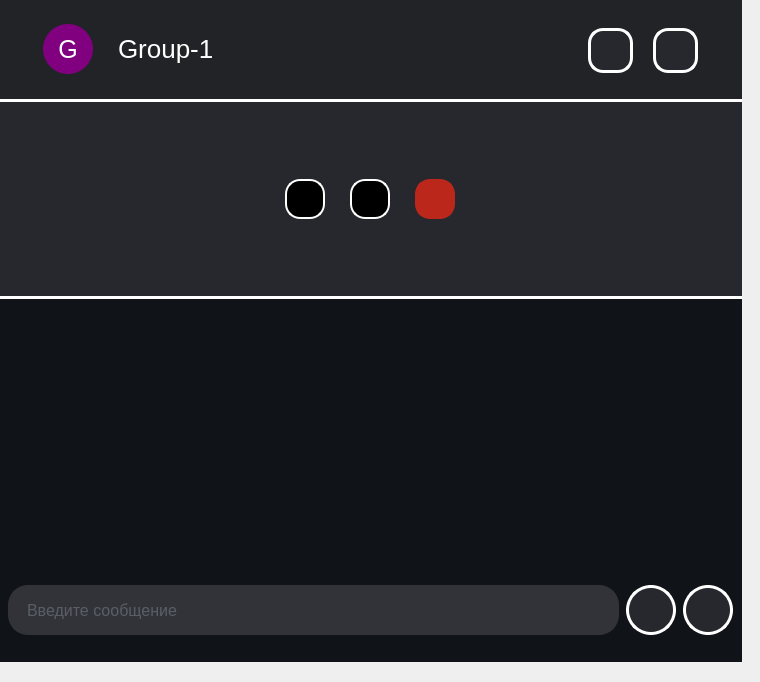
Before: the Qt Designer form Zcord/GUI/Group/Group.ui in DmitryGorny/Zcord, drawn with Qt 5.
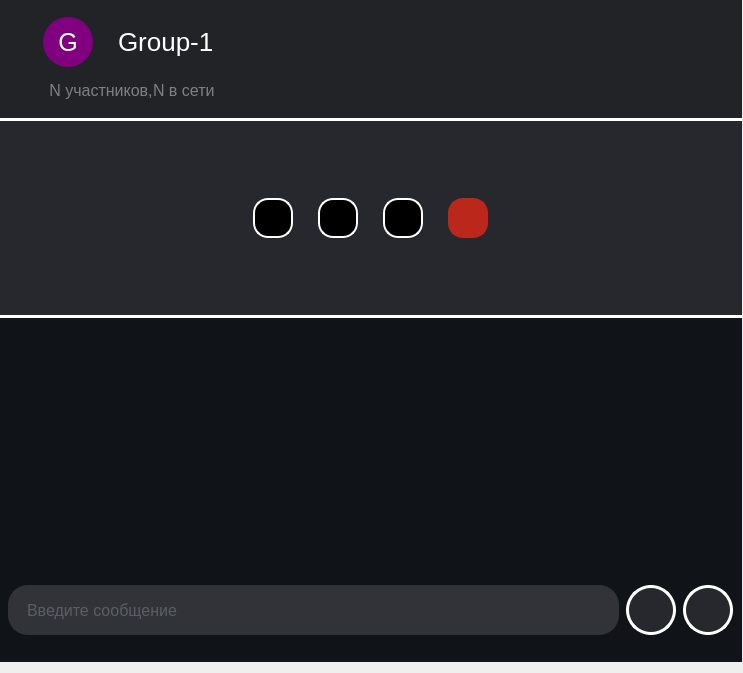
After: the same form once the commit is applied. Icons and pictures are not drawn.

Diff of the .ui file:
```diff
--- a/Zcord/GUI/Group/Group.ui
+++ b/Zcord/GUI/Group/Group.ui
@@ -6,8 +6,8 @@
    <rect>
     <x>0</x>
     <y>0</y>
-    <width>760</width>
-    <height>682</height>
+    <width>743</width>
+    <height>673</height>
    </rect>
   </property>
   <property name="windowTitle">
@@ -80,12 +80,39 @@
           <property name="rightMargin">
            <number>35</number>
           </property>
-          <item alignment="Qt::AlignLeft">
-           <widget class="QFrame" name="UserIconAndNickInChat">
-            <layout class="QHBoxLayout" name="LogoAndNickName">
+          <item>
+           <widget class="QFrame" name="verticalFrame">
+            <property name="sizePolicy">
+             <sizepolicy hsizetype="Fixed" vsizetype="Preferred">
+              <horstretch>0</horstretch>
+              <verstretch>0</verstretch>
+             </sizepolicy>
+            </property>
+            <layout class="QVBoxLayout" name="verticalLayout_3">
+             <property name="spacing">
+              <number>0</number>
+             </property>
+             <property name="leftMargin">
+              <number>0</number>
+             </property>
+             <property name="topMargin">
+              <number>0</number>
+             </property>
+             <property name="rightMargin">
+              <number>0</number>
+             </property>
+             <property name="bottomMargin">
+              <number>0</number>
+             </property>
+             <item>
+              <widget class="QFrame" name="UserIconAndNickInChat_2">
+               <layout class="QHBoxLayout" name="LogoAndNickName_2">
              <property name="spacing">
               <number>25</number>
              </property>
+                <property name="bottomMargin">
+                 <number>5</number>
+                </property>
              <item>
               <widget class="QPushButton" name="GroupIcon">
                <property name="sizePolicy">
@@ -139,6 +166,47 @@
            </widget>
           </item>
           <item>
+              <widget class="QFrame" name="horizontalFrame">
+               <layout class="QHBoxLayout" name="horizontalLayout_2">
+                <property name="spacing">
+                 <number>0</number>
+                </property>
+                <property name="leftMargin">
+                 <number>15</number>
+                </property>
+                <item>
+                 <widget class="QPushButton" name="members_number">
+                  <property name="cursor">
+                   <cursorShape>PointingHandCursor</cursorShape>
+                  </property>
+                  <property name="styleSheet">
+                   <string notr="true">font-size:16px;
+color:grey;
+border:none;</string>
+                  </property>
+                  <property name="text">
+                   <string>N участников,</string>
+                  </property>
+                 </widget>
+                </item>
+                <item>
+                 <widget class="QLabel" name="online_members_number">
+                  <property name="styleSheet">
+                   <string notr="true">font-size:16px;
+color:grey;</string>
+                  </property>
+                  <property name="text">
+                   <string>N в сети</string>
+                  </property>
+                 </widget>
+                </item>
+               </layout>
+              </widget>
+             </item>
+            </layout>
+           </widget>
+          </item>
+          <item alignment="Qt::AlignRight">
            <widget class="QFrame" name="horizontalFrame_2">
             <property name="maximumSize">
              <size>
@@ -163,7 +231,7 @@
             </property>
             <layout class="QHBoxLayout" name="horizontalLayout_5">
              <property name="spacing">
-              <number>20</number>
+              <number>10</number>
              </property>
              <item>
               <widget class="QPushButton" name="CallButton">
@@ -189,10 +257,10 @@
                 <cursorShape>PointingHandCursor</cursorShape>
                </property>
                <property name="styleSheet">
-                <string notr="true">background-color:rgba(38,40,45,255);
+                <string notr="true">
 border:none;
 border-radius:15%;
-border:3px solid white;</string>
+</string>
                </property>
                <property name="text">
                 <string/>
@@ -233,17 +301,61 @@
                 <cursorShape>PointingHandCursor</cursorShape>
                </property>
                <property name="styleSheet">
-                <string notr="true">background-color:rgba(38,40,45,255);
+                <string notr="true">
 border:none;
 border-radius:15%;
-border:3px solid white;</string>
+</string>
                </property>
                <property name="text">
                 <string/>
                </property>
                <property name="icon">
                 <iconset resource="../res-rec.qrc">
-                 <normaloff>:/icons/icon/info_46dp_FFFFFF_FILL0_wght400_GRAD0_opsz48.svg</normaloff>:/icons/icon/info_46dp_FFFFFF_FILL0_wght400_GRAD0_opsz48.svg</iconset>
+                 <normaloff>:/icons/icon/icons8-add-male-user-group-46.png</normaloff>:/icons/icon/icons8-add-male-user-group-46.png</iconset>
+               </property>
+               <property name="iconSize">
+                <size>
+                 <width>30</width>
+                 <height>30</height>
+                </size>
+               </property>
+              </widget>
+             </item>
+             <item>
+              <widget class="QPushButton" name="settings">
+               <property name="sizePolicy">
+                <sizepolicy hsizetype="Fixed" vsizetype="Fixed">
+                 <horstretch>0</horstretch>
+                 <verstretch>0</verstretch>
+                </sizepolicy>
+               </property>
+               <property name="minimumSize">
+                <size>
+                 <width>45</width>
+                 <height>45</height>
+                </size>
+               </property>
+               <property name="maximumSize">
+                <size>
+                 <width>40</width>
+                 <height>40</height>
+                </size>
+               </property>
+               <property name="cursor">
+                <cursorShape>PointingHandCursor</cursorShape>
+               </property>
+               <property name="styleSheet">
+                <string notr="true">
+border:none;
+border-radius:15%;
+</string>
+               </property>
+               <property name="text">
+                <string/>
+               </property>
+               <property name="icon">
+                <iconset resource="../res-rec.qrc">
+                 <normaloff>:/icons/icon/icons8-settings-46.png</normaloff>:/icons/icon/icons8-settings-46.png</iconset>
                </property>
                <property name="iconSize">
                 <size>
@@ -361,6 +473,63 @@
                 <property name="spacing">
                  <number>25</number>
                 </property>
+                <item>
+                 <widget class="QPushButton" name="videoCall">
+                  <property name="sizePolicy">
+                   <sizepolicy hsizetype="Fixed" vsizetype="Fixed">
+                    <horstretch>0</horstretch>
+                    <verstretch>0</verstretch>
+                   </sizepolicy>
+                  </property>
+                  <property name="minimumSize">
+                   <size>
+                    <width>40</width>
+                    <height>40</height>
+                   </size>
+                  </property>
+                  <property name="maximumSize">
+                   <size>
+                    <width>40</width>
+                    <height>40</height>
+                   </size>
+                  </property>
+                  <property name="cursor">
+                   <cursorShape>PointingHandCursor</cursorShape>
+                  </property>
+                  <property name="styleSheet">
+                   <string notr="true">QPushButton {
+	border:2px solid white;
+	background-color:black;
+}
+QPushButton:checked {
+	border: 2px solid #e6a23c;
+	background-color: red;
+}
+QPushButton:hover {
+	background-color: rgba(229, 229, 229, 55);
+}
+QPushButton:checked:hover {
+	background-color: red;
+}</string>
+                  </property>
+                  <property name="text">
+                   <string/>
+                  </property>
+                  <property name="icon">
+                   <iconset>
+                    <normaloff>../../../../../.designer/icon/videocam_28dp_E3E3E3_FILL0_wght400_GRAD0_opsz24.svg</normaloff>../../../../../.designer/icon/videocam_28dp_E3E3E3_FILL0_wght400_GRAD0_opsz24.svg</iconset>
+                  </property>
+                  <property name="iconSize">
+                   <size>
+                    <width>28</width>
+                    <height>28</height>
+                   </size>
+                  </property>
+                  <property name="checkable">
+                   <bool>true</bool>
+                  </property>
+                 </widget>
+                </item>
                 <item>
                  <widget class="QPushButton" name="muteMic">
                   <property name="sizePolicy">
```
Left out of the diff: 2 changed lines with no effect on the pictures. Lines whose indentation alone changed are shown as unchanged.
